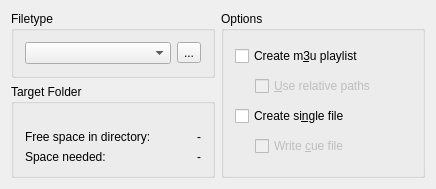
Qt form src/rip/base_k3baudiorippingoptionwidget.ui (KDE/k3b) before a commit.
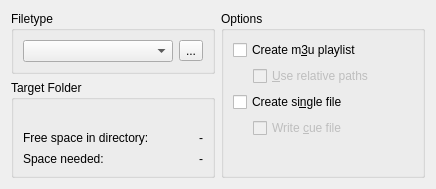
The same form after that commit. Custom widgets are drawn as their Qt base class.

Commit message: Fixed layout spacing and margin

The edit to the form file:
```diff
--- a/src/rip/base_k3baudiorippingoptionwidget.ui
+++ b/src/rip/base_k3baudiorippingoptionwidget.ui
@@ -75,7 +75,7 @@
           <property name="sizeHint" stdset="0">
            <size>
             <width>20</width>
-            <height>16</height>
+            <height>1</height>
            </size>
           </property>
          </spacer>
@@ -131,7 +131,7 @@
           <property name="sizeHint" stdset="0">
            <size>
             <width>20</width>
-            <height>16</height>
+            <height>1</height>
            </size>
           </property>
          </spacer>
@@ -154,6 +154,19 @@
         </item>
        </layout>
       </item>
+      <item>
+       <spacer name="verticalSpacer">
+        <property name="orientation">
+         <enum>Qt::Vertical</enum>
+        </property>
+        <property name="sizeHint" stdset="0">
+         <size>
+          <width>1</width>
+          <height>1</height>
+         </size>
+        </property>
+       </spacer>
+      </item>
      </layout>
     </widget>
    </item>
@@ -223,7 +236,6 @@
    </item>
   </layout>
  </widget>
- <layoutdefault spacing="6" margin="11"/>
  <customwidgets>
   <customwidget>
    <class>KUrlRequester</class>
```
Left out of the diff: 2 changed lines with no effect on the pictures. The commit also changes 2 other files.
